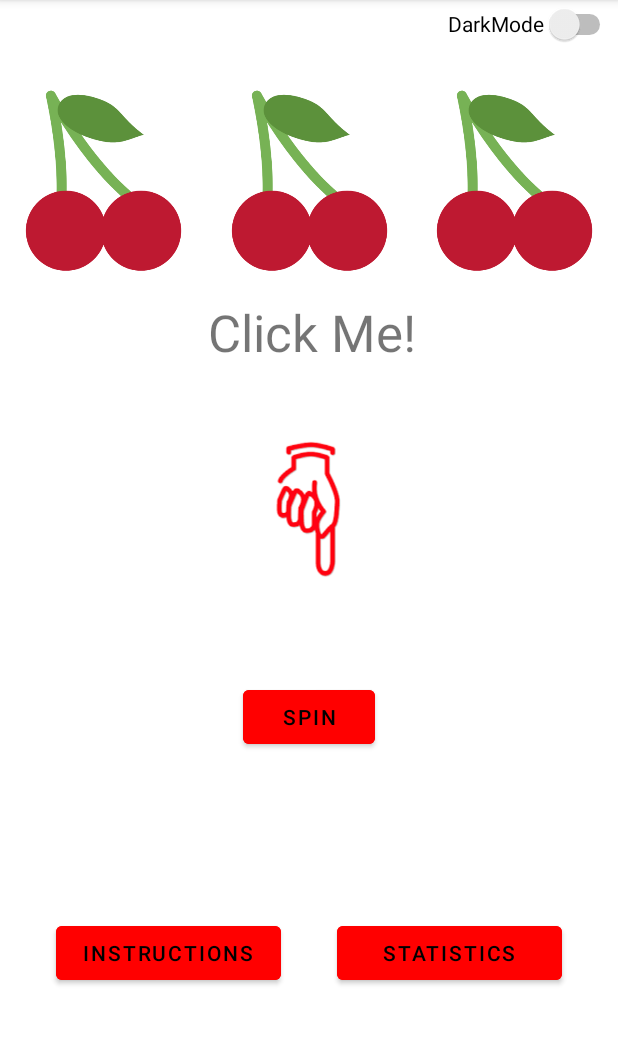
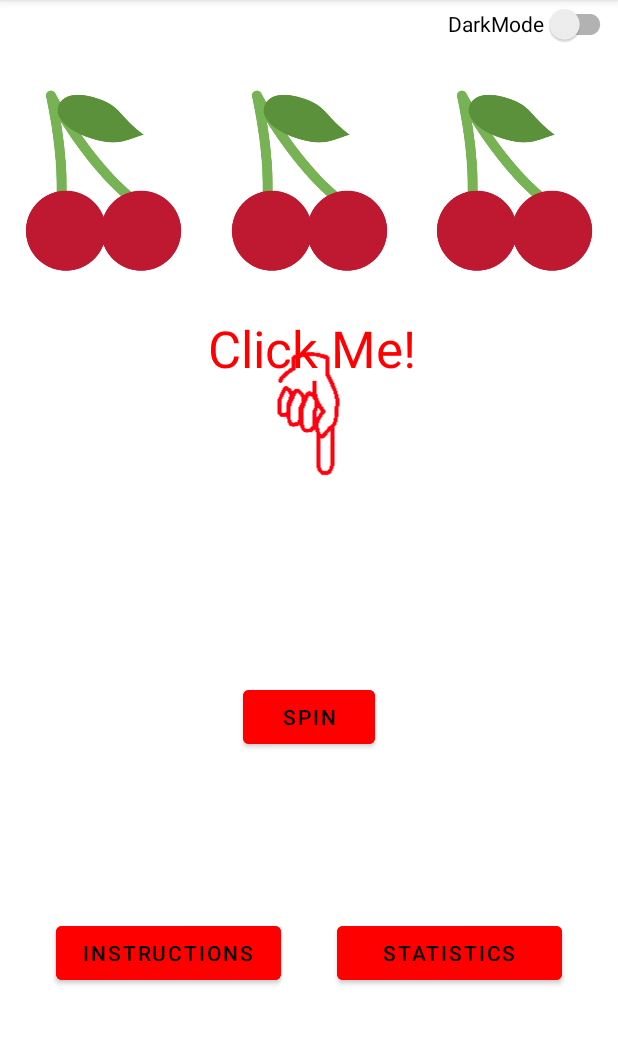
Before and after one commit to nfield0/OneArmedBandit, an Android app: the screen it shows after launch (MainActivity), on a phone screen of 412 x 824 dp, the part 84-1129 px from its top. Run offline under Robolectric (Android 15) with nearby library versions, the light colour scheme and no system bars.

Commit message:
Added dark mode, infinite bounce, updated drawables to transparent background

```diff
--- a/app/src/main/java/com/example/onearmedbandit/MainActivity.kt
+++ b/app/src/main/java/com/example/onearmedbandit/MainActivity.kt
@@ -6,9 +6,9 @@ import android.os.Bundle
 import android.util.Log
 import android.view.View
 import android.view.animation.AnimationUtils
-import android.widget.Button
-import android.widget.ImageView
-import android.widget.TextView
+import android.widget.*
+import androidx.appcompat.app.AppCompatDelegate
+import androidx.appcompat.widget.SwitchCompat
 import androidx.core.view.isVisible
 
 class MainActivity : AppCompatActivity() {
@@ -25,13 +25,16 @@ class MainActivity : AppCompatActivity() {
         val rollButton: Button = findViewById(R.id.button)
         val instructionsButton: Button = findViewById(R.id.instructions)
         val statsButton: Button = findViewById(R.id.stats)
-        val clickMe: TextView = findViewById(R.id.clickMe)
+        val clickMe: ImageView = findViewById(R.id.resultImage)
         val topDown = AnimationUtils.loadAnimation(this, R.anim.topdown)
-
+        val darkMode: SwitchCompat = findViewById(R.id.themeMode)
         clickMe.startAnimation(topDown)
 
+        rollButton.setOnClickListener{
+            clickMe.clearAnimation()
+            spin()
 
-        rollButton.setOnClickListener{ spin()}
+        }
 
         instructionsButton.setOnClickListener{
             val intent = Intent(this, InstructionsActivity::class.java)
@@ -46,6 +49,13 @@ class MainActivity : AppCompatActivity() {
             intent.putExtra("winLossRatio", winLossRatio)
             startActivity(intent)
         }
+
+        darkMode.setOnCheckedChangeListener { _: CompoundButton, isChecked: Boolean ->
+            if(isChecked)
+            AppCompatDelegate.setDefaultNightMode(AppCompatDelegate.MODE_NIGHT_YES)
+            else AppCompatDelegate.setDefaultNightMode(AppCompatDelegate.MODE_NIGHT_NO)
+        }
+
 
 
     }
--- a/app/src/main/res/anim/topdown.xml
+++ b/app/src/main/res/anim/topdown.xml
@@ -1,13 +1,15 @@
 <?xml version="1.0" encoding="utf-8"?>
 <set xmlns:android="http://schemas.android.com/apk/res/android"
 
-    android:duration="600"
+    android:duration="1500"
     android:startOffset="100"
     android:interpolator="@android:anim/bounce_interpolator"
     >
     <translate
-        android:fromYDelta="-150"
-        android:toYDelta="0"
+        android:repeatCount="infinite"
+        android:repeatMode="restart"
+        android:fromYDelta="-100"
+        android:toYDelta="100"
         />
 
 </set>
--- a/app/src/main/res/layout/activity_main.xml
+++ b/app/src/main/res/layout/activity_main.xml
@@ -103,22 +103,23 @@
         android:layout_width="wrap_content"
         android:layout_height="wrap_content"
         android:text="@string/clickMe"
+        android:textColor="@color/red"
+
         android:textSize="34sp"
-
         app:layout_constraintBottom_toTopOf="@+id/button"
         app:layout_constraintEnd_toEndOf="parent"
         app:layout_constraintHorizontal_bias="0.507"
         app:layout_constraintStart_toStartOf="parent"
         app:layout_constraintTop_toBottomOf="@+id/imageView2"
-        app:layout_constraintVertical_bias="0.049" />
+        app:layout_constraintVertical_bias="0.098" />
 
-    <Switch
+    <androidx.appcompat.widget.SwitchCompat
         android:id="@+id/themeMode"
         android:layout_width="wrap_content"
         android:layout_height="wrap_content"
         android:layout_marginBottom="25dp"
         android:minHeight="32dp"
-        android:text="DarkMode"
+        android:text="@string/darkmode"
         app:layout_constraintBottom_toTopOf="@+id/imageView3"
         app:layout_constraintEnd_toEndOf="parent"
         app:layout_constraintHorizontal_bias="0.996"
--- a/app/src/main/res/layout/activity_statistics.xml
+++ b/app/src/main/res/layout/activity_statistics.xml
@@ -124,6 +124,6 @@
         app:layout_constraintHorizontal_bias="0.674"
         app:layout_constraintStart_toEndOf="@+id/numWins"
         app:layout_constraintTop_toBottomOf="@+id/textView3"
-        tools:text=".555" />
+        tools:text="2" />
 
 </androidx.constraintlayout.widget.ConstraintLayout>
--- a/app/src/main/res/values/strings.xml
+++ b/app/src/main/res/values/strings.xml
@@ -10,4 +10,5 @@
     <string name="winCountHeader"># of Wins</string>
     <string name="winLossHeader">Win/Loss %</string>
     <string name="instructions">Click Spin to Roll the Images. When 3 of the emojis match, you have won! Enjoy!</string>
+    <string name="darkmode">DarkMode</string>
 </resources>
```
Also changed, not shown: app/src/main/res/drawable/badluck.jpg (deleted), app/src/main/res/drawable/badluck.png (added), app/src/main/res/drawable/download.png, app/src/main/res/drawable/emoji1.jpg (deleted), app/src/main/res/drawable/emoji1.png (added), app/src/main/res/drawable/emoji2.jpg (deleted), app/src/main/res/drawable/emoji2.png (added), app/src/main/res/drawable/emoji3.jpg (deleted), app/src/main/res/drawable/emoji3.png (added), app/src/main/res/drawable/emoji4.jpg (deleted), app/src/main/res/drawable/emoji4.png (added), app/src/main/res/drawable/one_armed_bandit__2_.png.
